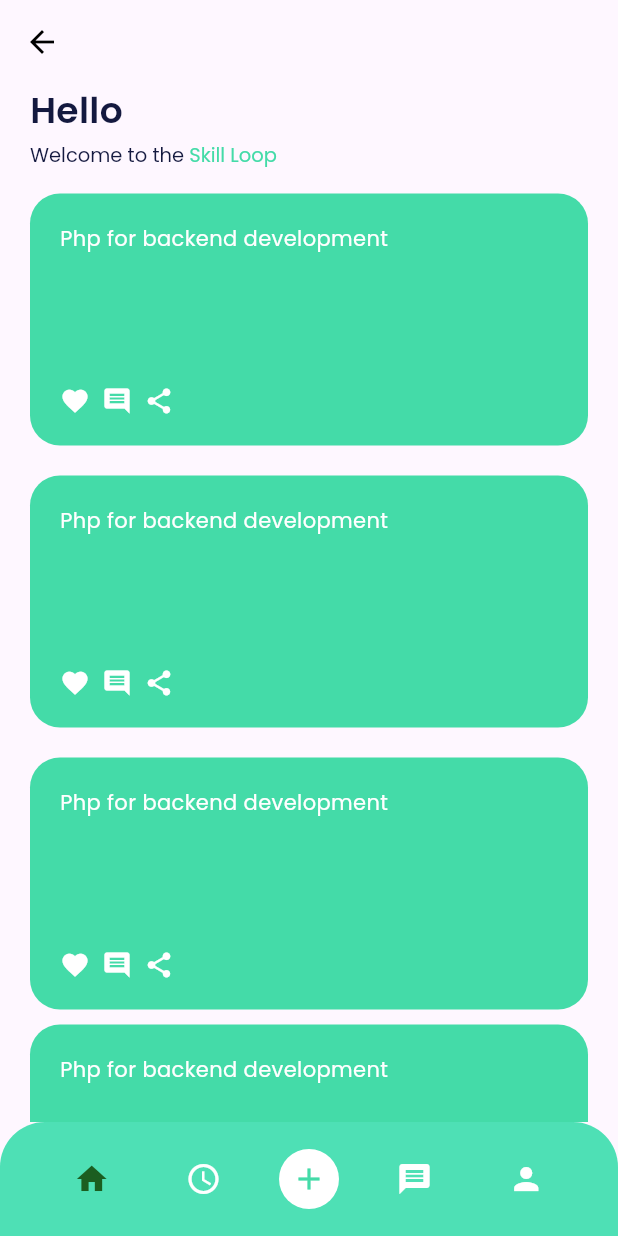
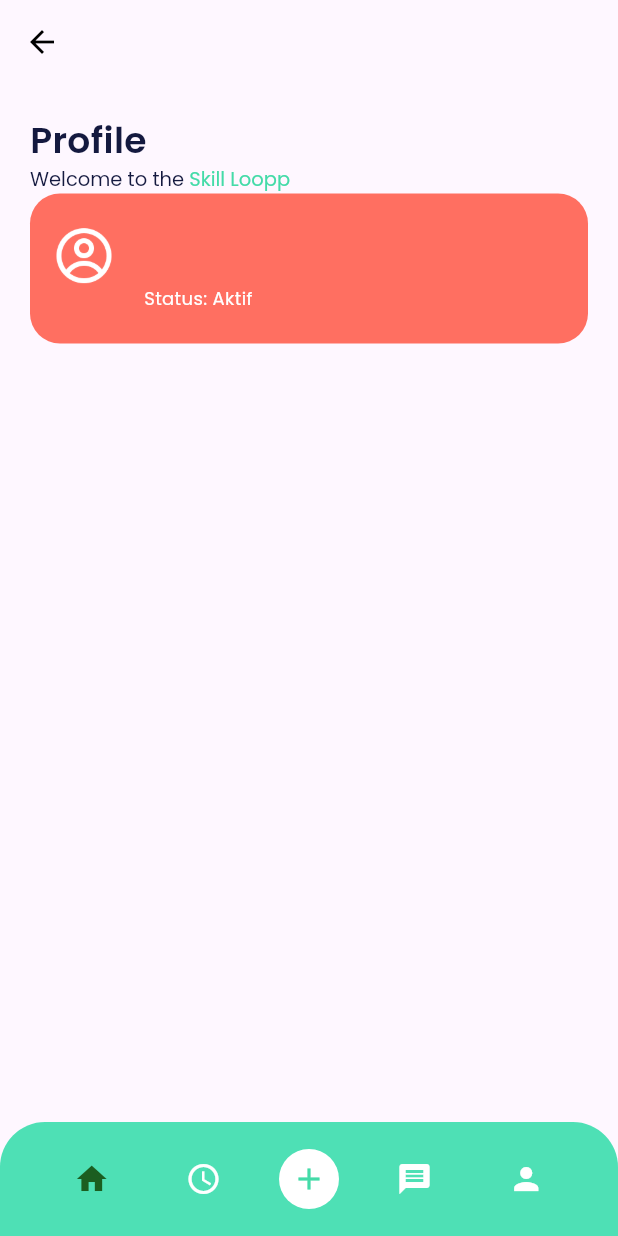
Before and after one commit to yowxy/StudyApps, a Flutter app: the HomeScreen screen opened directly, after a tap on the "person" icon, on a phone screen of 412 x 824 dp. Run offline on Flutter 3.47's test engine with Material 3 defaults, Android fonts, the phone set to English and light mode, and no system bars; our stand-ins replace firebase_auth, firebase_core, google_fonts; accounts and stored records are empty; statements that could not run were skipped.

Commit message:
wip: slicing profile

```diff
--- a/lib/features/auth/sign_up.dart
+++ b/lib/features/auth/sign_up.dart
@@ -54,6 +54,7 @@ class SignUp extends StatelessWidget {
           },
         ),
       ),
+
       body: SafeArea(
         child: ListView(
           padding: const EdgeInsets.symmetric(horizontal: 20),
--- a/lib/features/home/home.dart
+++ b/lib/features/home/home.dart
@@ -1,7 +1,9 @@
+import 'package:firebase_auth/firebase_auth.dart';
 import 'package:flutter/material.dart';
 import 'package:skill_loop/features/home/widget/bottom_bar.dart';
 import 'package:skill_loop/features/home/widget/list_page.dart';
 import 'package:skill_loop/features/splash/splash_screen.dart';
+import 'package:skill_loop/features/widget/name.dart';
 import 'package:skill_loop/shared/theme.dart';
 
 class HomeScreen extends StatelessWidget {
@@ -9,6 +11,7 @@ class HomeScreen extends StatelessWidget {
 
   @override
   Widget build(BuildContext context) {
+     final user = FirebaseAuth.instance.currentUser;
     return Scaffold(
       appBar: AppBar(
         automaticallyImplyLeading: false,
@@ -36,6 +39,14 @@ class HomeScreen extends StatelessWidget {
               fontSize: 24,
             ),
           ),
+
+
+           Text(
+              // kalau user != null, tampilkan email-nya
+              user != null ? user.email ?? "Tidak ada email" : "Belum login",
+              style: const TextStyle(fontSize: 18, color: Colors.grey),
+            ),
+
           const SizedBox(height: 4),
           RichText(
             text: TextSpan(
@@ -58,6 +69,14 @@ class HomeScreen extends StatelessWidget {
             ),
           ),
           const SizedBox(height: 16,),
+          ComponentName(
+            color: blueLightColor,
+            width: double.infinity,
+            height: 100,
+c            ),
+
+            const SizedBox(height: 20,),
+
           ListPage(
             height: 168,
             width: double.infinity,
@@ -72,19 +91,7 @@ class HomeScreen extends StatelessWidget {
             text: 'Php for backend development'
           ),
           const SizedBox(height: 20,),
-          ListPage(
-            height: 168,
-            width: double.infinity,
-            color: greenColorTosca,
-            text: 'Php for backend development'
-          ),
-          const SizedBox(height: 10,),
-          ListPage(
-            height: 168,
-            width: double.infinity,
-            color: greenColorTosca,
-            text: 'Php for backend development'
-          ),
+
         ],
       ),
       bottomNavigationBar: const BottomBar(),
--- a/lib/features/home/widget/bottom_bar.dart
+++ b/lib/features/home/widget/bottom_bar.dart
@@ -1,4 +1,5 @@
 import 'package:flutter/material.dart';
+import 'package:skill_loop/features/profile/profile.dart';
 import 'package:skill_loop/shared/theme.dart';
 
 class BottomBar extends StatelessWidget {
@@ -46,7 +47,14 @@ class BottomBar extends StatelessWidget {
           IconButton(
             icon: const Icon(Icons.person),
             color: Colors.white,
-            onPressed: () {},
+            onPressed: () {
+              Navigator.push(
+                    context,
+                    MaterialPageRoute(
+                      builder: (context) => ProfilePages(),
+                    ),
+                  );
+            },
           ),
         ],
       ),
--- /dev/null
+++ b/lib/features/profile/profile.dart
@@ -0,0 +1,70 @@
+import 'package:firebase_auth/firebase_auth.dart';
+import 'package:flutter/material.dart';
+import 'package:skill_loop/features/home/widget/bottom_bar.dart';
+import 'package:skill_loop/features/splash/splash_screen.dart';
+import 'package:skill_loop/features/widget/name.dart';
+import 'package:skill_loop/shared/theme.dart';
+
+class ProfilePages extends StatelessWidget {
+  const ProfilePages({super.key});
+
+  @override
+  Widget build(BuildContext context) {
+    final user = FirebaseAuth.instance.currentUser;
+    return Scaffold(
+       appBar: AppBar(
+        automaticallyImplyLeading: false,
+        elevation: 0,
+        centerTitle: true,
+        leading: IconButton(
+          icon: const Icon(Icons.arrow_back, color: Colors.black),
+          onPressed: () {
+            Navigator.push(
+              context,
+              MaterialPageRoute(builder: (context) => const SplashScreen()),
+            );
+          },
+        ),
+      ),
+      body: ListView(
+        padding: const EdgeInsets.all(20),
+        children: [
+          Text('Profile',style: blackTextStyle.copyWith(
+            fontWeight: semibold,
+            fontSize: 24
+          ),
+        ),
+        RichText(
+            text: TextSpan(
+              children: [
+                TextSpan(
+                  text: 'Welcome to the ',
+                  style: blackTextStyle.copyWith(
+                    fontSize: 13,
+                    fontWeight: reguler,
+                  ),
+                ),
+                TextSpan(
+                  text: 'Skill Loopp',
+                  style: greenTextStyle.copyWith(
+                    fontSize: 13,
+                    fontWeight: reguler,
+                  ),
+                ),
+              ],
+            ),
+          ),
+          ComponentName(
+            color: red,
+            width: double.infinity,
+            height: 100,
+            name:user != null ? user.email ?? "Tidak ada email" : "Belum login",
+
+          )
+        ],
+      ),
+      bottomNavigationBar: const BottomBar(),
+
+    );
+  }
+}
--- /dev/null
+++ b/lib/features/widget/name.dart
@@ -0,0 +1,65 @@
+import 'package:flutter/material.dart';
+import 'package:skill_loop/shared/theme.dart';
+
+class ComponentName extends StatelessWidget {
+  final String name;
+  final double width;
+  final double height;
+  final Color color;
+
+  const ComponentName({
+    required this.color,
+    required this.width,
+    required this.height,
+    required this.name,
+    super.key,
+  });
+
+  @override
+  Widget build(BuildContext context) {
+    return Container(
+      width: width,
+      height: height,
+      decoration: BoxDecoration(
+        color: color,
+        borderRadius: BorderRadius.circular(20),
+      ),
+      padding: const EdgeInsets.all(16),
+
+      child: Column(
+        crossAxisAlignment: CrossAxisAlignment.start,
+        mainAxisAlignment: MainAxisAlignment.center,
+        children: [
+          Row(
+            children: [
+              Image.asset(
+                'assets/icon/profile_ic.png',
+                width: 40,
+                height: 40,
+                fit: BoxFit.contain,
+              ),
+              const SizedBox(width: 20),
+              Text(
+                name,
+                style: whiteTextStyle.copyWith(
+                  fontSize: 14,
+                  fontWeight: semibold,
+                ),
+              ),
+            ],
+          ),
+          Padding(
+            padding: const EdgeInsets.only(left: 60), // biar sejajar dengan teks di atas
+            child: Text(
+              "Status: Aktif",
+              style: whiteTextStyle.copyWith(
+                fontSize: 12,
+                fontWeight: reguler,
+              ),
+            ),
+          ),
+        ],
+      ),
+    );
+  }
+}
--- a/lib/shared/theme.dart
+++ b/lib/shared/theme.dart
@@ -25,6 +25,7 @@ Color blueColor = const Color(0xff0067A9);
 Color blueLightColor = const Color(0xff4F9DFF);
 Color purple = const Color(0xffB38DFF);
 Color orange = const Color (0xffFFC85A);
+Color red = const Color(0xffFF6F61);
 
 
 
```
Also changed, not shown: lib/features/auth/sign_in.dart (+4 -9 lines), assets/icon/profile_ic.png (added), lib/features/profile/widget/shape_profile.dart (added), lib/main.dart (line endings or trailing spaces).
